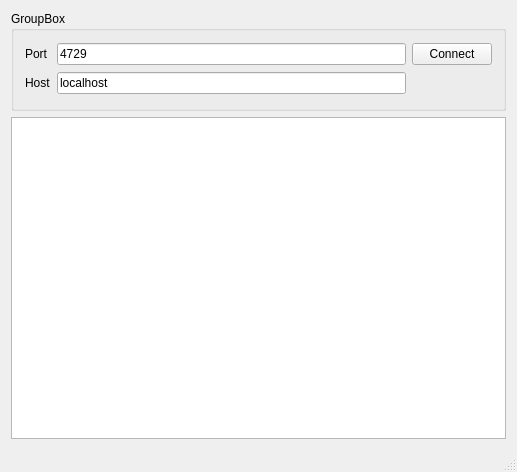
First picture: the form in client/mainwindow.ui, repository Dobr1802/QSsl_chat_v.2, before the edit.
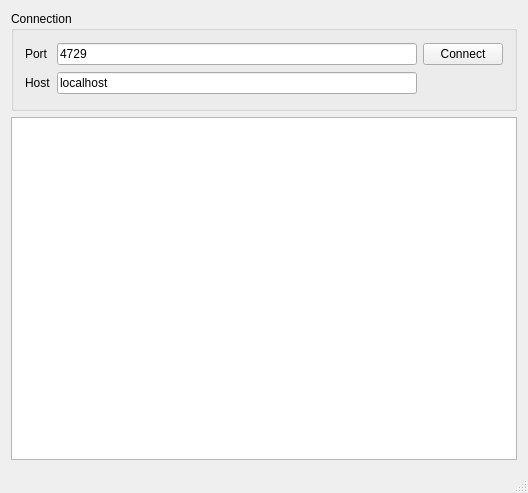
Second picture: the form after the edit.

```diff
--- a/client/mainwindow.ui
+++ b/client/mainwindow.ui
@@ -6,8 +6,8 @@
    <rect>
     <x>0</x>
     <y>0</y>
-    <width>517</width>
-    <height>472</height>
+    <width>528</width>
+    <height>493</height>
    </rect>
   </property>
   <property name="windowTitle">
@@ -36,7 +36,7 @@
        </size>
       </property>
       <property name="title">
-       <string>GroupBox</string>
+       <string>Connection</string>
       </property>
       <layout class="QGridLayout" name="gridLayout">
        <item row="0" column="0">
```
Left out of the diff: 28 changed lines with no effect on the pictures.
